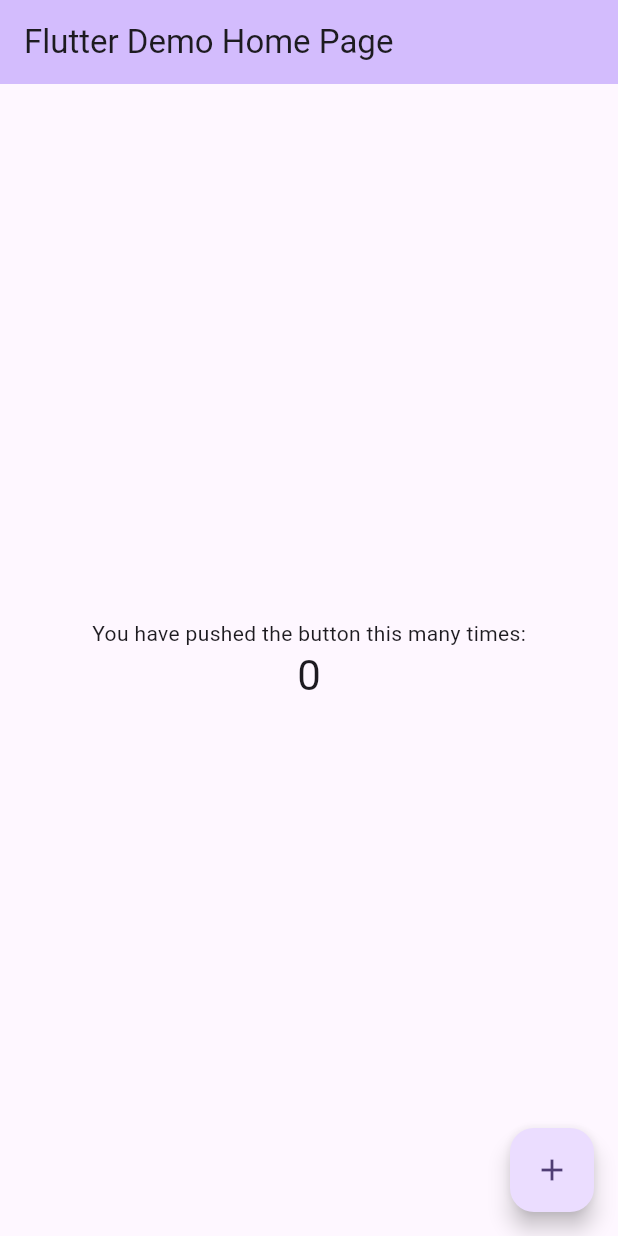
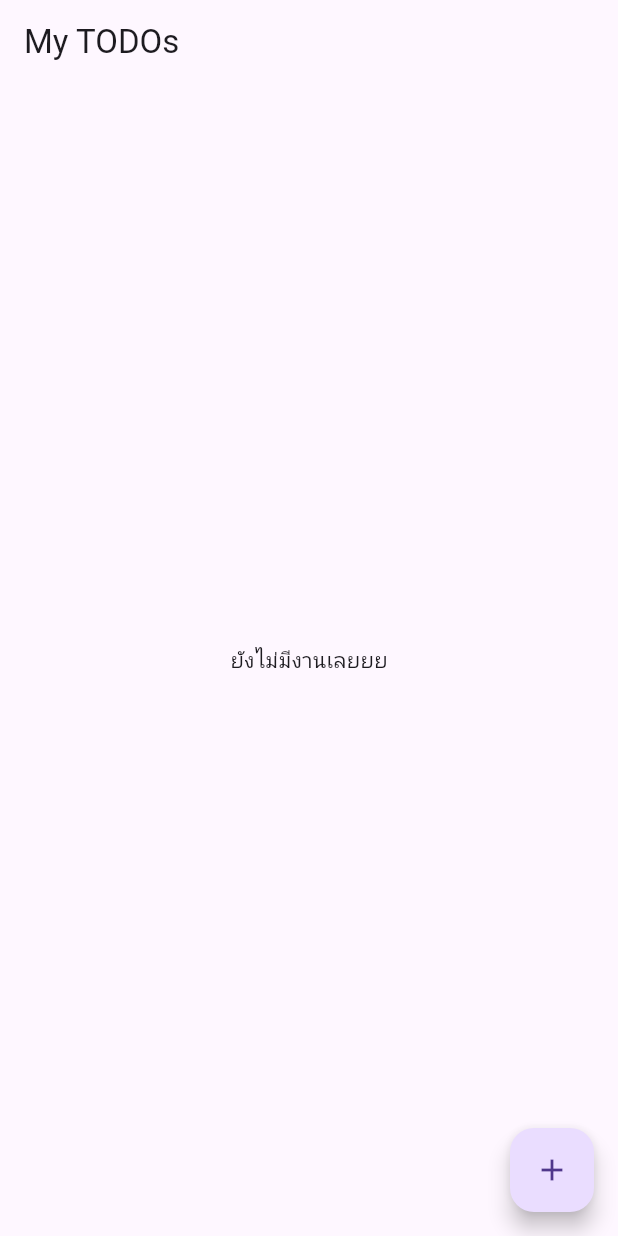
Before and after one commit to fusethnd/todo-flutter, a Flutter app: the screen it shows after launch, on a phone screen of 412 x 824 dp. Run offline on Flutter 3.47's test engine with Material 3 defaults, Android fonts, the phone set to English and light mode, and no system bars; our stand-ins replace flutter_riverpod.

Commit message:
Initial app

```diff
--- /dev/null
+++ b/todo_swiftdynamics/lib/domain/entities/todo.dart
@@ -0,0 +1,22 @@
+enum TodoStatus {
+  IN_PROGRESS,
+  COMPLETED,
+}
+
+class Todo {
+  final String id; // UUID
+  final String title;
+  final String description;
+  final DateTime createdAt;
+  final String? image; // Base64 encoded image string
+  final TodoStatus status;
+
+  Todo({
+    required this.id,
+    required this.title,
+    required this.description,
+    required this.createdAt,
+    this.image,
+    this.status = TodoStatus.IN_PROGRESS,
+  });
+}
--- a/todo_swiftdynamics/lib/main.dart
+++ b/todo_swiftdynamics/lib/main.dart
@@ -1,122 +1,23 @@
 import 'package:flutter/material.dart';
+import 'package:flutter_riverpod/flutter_riverpod.dart';
+import 'package:todo_swiftdynamics/presentation/screen/home_screen.dart';
 
 void main() {
-  runApp(const MyApp());
+  runApp(
+    const ProviderScope(
+      child: MyApp(),
+    ),
+  );
 }
 
 class MyApp extends StatelessWidget {
   const MyApp({super.key});
 
-  // This widget is the root of your application.
   @override
   Widget build(BuildContext context) {
     return MaterialApp(
-      title: 'Flutter Demo',
-      theme: ThemeData(
-        // This is the theme of your application.
-        //
-        // TRY THIS: Try running your application with "flutter run". You'll see
-        // the application has a purple toolbar. Then, without quitting the app,
-        // try changing the seedColor in the colorScheme below to Colors.green
-        // and then invoke "hot reload" (save your changes or press the "hot
-        // reload" button in a Flutter-supported IDE, or press "r" if you used
-        // the command line to start the app).
-        //
-        // Notice that the counter didn't reset back to zero; the application
-        // state is not lost during the reload. To reset the state, use hot
-        // restart instead.
-        //
-        // This works for code too, not just values: Most code changes can be
-        // tested with just a hot reload.
-        colorScheme: .fromSeed(seedColor: Colors.deepPurple),
-      ),
-      home: const MyHomePage(title: 'Flutter Demo Home Page'),
+      title: 'To-do',
+      home: const HomePage(),
     );
   }
 }
-
-class MyHomePage extends StatefulWidget {
-  const MyHomePage({super.key, required this.title});
-
-  // This widget is the home page of your application. It is stateful, meaning
-  // that it has a State object (defined below) that contains fields that affect
-  // how it looks.
-
-  // This class is the configuration for the state. It holds the values (in this
-  // case the title) provided by the parent (in this case the App widget) and
-  // used by the build method of the State. Fields in a Widget subclass are
-  // always marked "final".
-
-  final String title;
-
-  @override
-  State<MyHomePage> createState() => _MyHomePageState();
-}
-
-class _MyHomePageState extends State<MyHomePage> {
-  int _counter = 0;
-
-  void _incrementCounter() {
-    setState(() {
-      // This call to setState tells the Flutter framework that something has
-      // changed in this State, which causes it to rerun the build method below
-      // so that the display can reflect the updated values. If we changed
-      // _counter without calling setState(), then the build method would not be
-      // called again, and so nothing would appear to happen.
-      _counter++;
-    });
-  }
-
-  @override
-  Widget build(BuildContext context) {
-    // This method is rerun every time setState is called, for instance as done
-    // by the _incrementCounter method above.
-    //
-    // The Flutter framework has been optimized to make rerunning build methods
-    // fast, so that you can just rebuild anything that needs updating rather
-    // than having to individually change instances of widgets.
-    return Scaffold(
-      appBar: AppBar(
-        // TRY THIS: Try changing the color here to a specific color (to
-        // Colors.amber, perhaps?) and trigger a hot reload to see the AppBar
-        // change color while the other colors stay the same.
-        backgroundColor: Theme.of(context).colorScheme.inversePrimary,
-        // Here we take the value from the MyHomePage object that was created by
-        // the App.build method, and use it to set our appbar title.
-        title: Text(widget.title),
-      ),
-      body: Center(
-        // Center is a layout widget. It takes a single child and positions it
-        // in the middle of the parent.
-        child: Column(
-          // Column is also a layout widget. It takes a list of children and
-          // arranges them vertically. By default, it sizes itself to fit its
-          // children horizontally, and tries to be as tall as its parent.
-          //
-          // Column has various properties to control how it sizes itself and
-          // how it positions its children. Here we use mainAxisAlignment to
-          // center the children vertically; the main axis here is the vertical
-          // axis because Columns are vertical (the cross axis would be
-          // horizontal).
-          //
-          // TRY THIS: Invoke "debug painting" (choose the "Toggle Debug Paint"
-          // action in the IDE, or press "p" in the console), to see the
-          // wireframe for each widget.
-          mainAxisAlignment: .center,
-          children: [
-            const Text('You have pushed the button this many times:'),
-            Text(
-              '$_counter',
-              style: Theme.of(context).textTheme.headlineMedium,
-            ),
-          ],
-        ),
-      ),
-      floatingActionButton: FloatingActionButton(
-        onPressed: _incrementCounter,
-        tooltip: 'Increment',
-        child: const Icon(Icons.add),
-      ),
-    );
-  }
-}
--- /dev/null
+++ b/todo_swiftdynamics/lib/presentation/screen/home_screen.dart
@@ -0,0 +1,79 @@
+import 'package:flutter/material.dart';
+import 'package:flutter_riverpod/flutter_riverpod.dart';
+import 'package:uuid/uuid.dart';
+import '../../domain/entities/todo.dart';
+import '../providers/todo_provider.dart';
+
+class HomePage extends ConsumerWidget {
+  const HomePage({super.key});
+
+  @override
+  Widget build(BuildContext context, WidgetRef ref) {
+    // 1. รับฟังสถานะของ TodoList (Data, Loading, หรือ Error)
+    final todoState = ref.watch(todoListProvider);
+
+    return Scaffold(
+      appBar: AppBar(title: const Text('My TODOs')),
+      body: todoState.when(
+        // กรณีมีข้อมูล (Data)
+        data: (todos) => todos.isEmpty
+          ? const Center(child: Text('ยังไม่มีงานเลยยย'))
+          : ListView.builder(
+              itemCount: todos.length,
+              itemBuilder: (context, index) {
+                final todo = todos[index];
+                return Dismissible(
+                  key: Key(todo.id),
+                  background: Container(color: Colors.red, child: Icon(Icons.delete)),
+                  onDismissed: (direction) {
+                    ref.read(todoListProvider.notifier).removeTodo(todo.id);
+                  },
+                  child: ListTile(
+                  title: Text(todo.title),
+                  subtitle: Text(todo.description),
+                  trailing: Icon(
+                    todo.status == TodoStatus.COMPLETED
+                      ? Icons.check_circle
+                      : Icons.radio_button_unchecked,
+                    color: todo.status == TodoStatus.COMPLETED ? Colors.green : null,
+                  ),
+                  onTap: () {
+                    // ทดสอบกดอัปเดตสถานะงาน
+                    final updatedTodo = Todo(
+                      id: todo.id,
+                      title: todo.title,
+                      description: todo.description,
+                      createdAt: todo.createdAt,
+                      image: todo.image,
+                      status: todo.status == TodoStatus.COMPLETED
+                        ? TodoStatus.IN_PROGRESS
+                        : TodoStatus.COMPLETED,
+                    );
+                    ref.read(todoListProvider.notifier).updateExistingTodo(updatedTodo);
+                  },
+                ));
+              },
+            ),
+        // กรณีรอโหลด (Loading)
+        loading: () => const Center(child: CircularProgressIndicator()),
+        // กรณีเกิดข้อผิดพลาด (Error)
+        error: (err, stack) => Center(child: Text('Error: $err')),
+      ),
+      floatingActionButton: FloatingActionButton(
+        onPressed: () {
+          // ทดสอบกดเพิ่มข้อมูลแบบ Simple
+          final newTodo = Todo(
+            id: const Uuid().v4(),
+            title: 'งานใหม่ที่ ${DateTime.now().second}',
+            description: 'สร้างขึ้นมาเพื่อทดสอบระบบ',
+            createdAt: DateTime.now(),
+            status: TodoStatus.IN_PROGRESS,
+          );
+
+          ref.read(todoListProvider.notifier).addNewTodo(newTodo);
+        },
+        child: const Icon(Icons.add),
+      ),
+    );
+  }
+}
--- a/todo_swiftdynamics/pubspec.yaml
+++ b/todo_swiftdynamics/pubspec.yaml
@@ -34,6 +34,10 @@ dependencies:
   # The following adds the Cupertino Icons font to your application.
   # Use with the CupertinoIcons class for iOS style icons.
   cupertino_icons: ^1.0.8
+  uuid: ^4.3.3
+  path_provider: ^2.1.2
+  image_picker: ^1.0.7
+  flutter_riverpod: ^3.3.1
 
 dev_dependencies:
   flutter_test:
```
Also changed, not shown: todo_swiftdynamics/lib/core/image_converter.dart (added, +9 -0 lines), todo_swiftdynamics/lib/data/datasources/todo_local_datasource.dart (added, +41 -0 lines), todo_swiftdynamics/lib/data/models/todo_model.dart (added, +34 -0 lines), todo_swiftdynamics/lib/data/repositories/todo_repository_impl.dart (added, +110 -0 lines), todo_swiftdynamics/lib/domain/repositories/todo_repository.dart (added, +8 -0 lines), todo_swiftdynamics/lib/domain/usecases/add_todo.dart (added, +12 -0 lines), todo_swiftdynamics/lib/domain/usecases/get_todo.dart (added, +12 -0 lines), todo_swiftdynamics/lib/domain/usecases/remove_todo.dart (added, +12 -0 lines), todo_swiftdynamics/lib/domain/usecases/update_todo.dart (added, +12 -0 lines), todo_swiftdynamics/lib/presentation/providers/todo_provider.dart (added, +51 -0 lines), todo_swiftdynamics/pubspec.lock, 19 other files.
